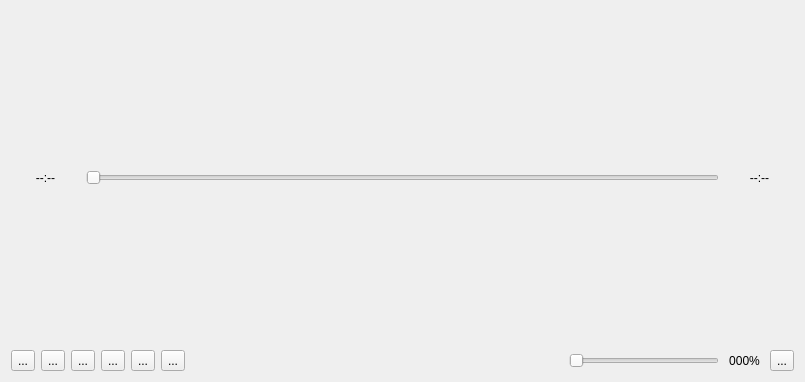
The window that src/gui/widgets/playercontrols.ui (ripose-jp/Memento) describes before a commit, drawn with Qt 5.
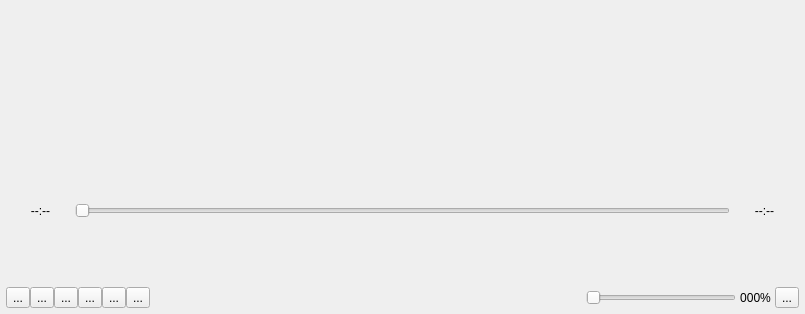
The same window after the commit. Icons and pictures are not drawn. Custom widgets are drawn as their Qt base class.

Commit message: Subtitles show up in a QLabel properly

```diff
--- a/src/gui/widgets/playercontrols.ui
+++ b/src/gui/widgets/playercontrols.ui
@@ -7,7 +7,7 @@
     <x>0</x>
     <y>0</y>
     <width>805</width>
-    <height>382</height>
+    <height>314</height>
    </rect>
   </property>
   <property name="windowTitle">
@@ -17,8 +17,58 @@
    <bool>true</bool>
   </property>
   <layout class="QVBoxLayout" name="verticalLayout">
+   <property name="spacing">
+    <number>0</number>
+   </property>
+   <property name="leftMargin">
+    <number>0</number>
+   </property>
+   <property name="topMargin">
+    <number>0</number>
+   </property>
+   <property name="rightMargin">
+    <number>0</number>
+   </property>
+   <property name="bottomMargin">
+    <number>0</number>
+   </property>
+   <item>
+    <widget class="SubtitleLabel" name="m_subtitle">
+     <property name="minimumSize">
+      <size>
+       <width>0</width>
+       <height>0</height>
+      </size>
+     </property>
+     <property name="font">
+      <font>
+       <pointsize>20</pointsize>
+       <weight>75</weight>
+       <bold>true</bold>
+      </font>
+     </property>
+     <property name="text">
+      <string/>
+     </property>
+     <property name="alignment">
+      <set>Qt::AlignCenter</set>
+     </property>
+    </widget>
+   </item>
    <item>
     <layout class="QHBoxLayout" name="m_layoutTime">
+     <property name="leftMargin">
+      <number>6</number>
+     </property>
+     <property name="topMargin">
+      <number>6</number>
+     </property>
+     <property name="rightMargin">
+      <number>6</number>
+     </property>
+     <property name="bottomMargin">
+      <number>6</number>
+     </property>
      <item>
       <widget class="QLabel" name="m_labelCurrent">
        <property name="enabled">
@@ -68,6 +118,18 @@
    </item>
    <item>
     <layout class="QHBoxLayout" name="layoutButtons" stretch="0,0,0,0,0,0,0,0,0,0">
+     <property name="leftMargin">
+      <number>6</number>
+     </property>
+     <property name="topMargin">
+      <number>6</number>
+     </property>
+     <property name="rightMargin">
+      <number>6</number>
+     </property>
+     <property name="bottomMargin">
+      <number>6</number>
+     </property>
      <item>
       <widget class="QToolButton" name="m_buttonPlay">
        <property name="focusPolicy">
@@ -244,6 +306,13 @@
    </item>
   </layout>
  </widget>
+ <customwidgets>
+  <customwidget>
+   <class>SubtitleLabel</class>
+   <extends>QLabel</extends>
+   <header>src/gui/widgets/subtitlelabel.h</header>
+  </customwidget>
+ </customwidgets>
  <resources/>
  <connections/>
 </ui>
```
Left out of the diff: 3 changed lines with no effect on the pictures. The commit also changes 12 other files.
